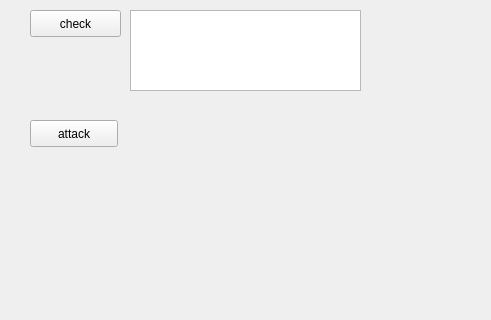
Before: the Qt Designer form mainwindow.ui in kongbiji/Qt_GUI_arp_spoofing_broadcast, drawn with Qt 5; both pictures show x 0 to 491 and y 0 to 320 of the 800 by 600 pixel window.
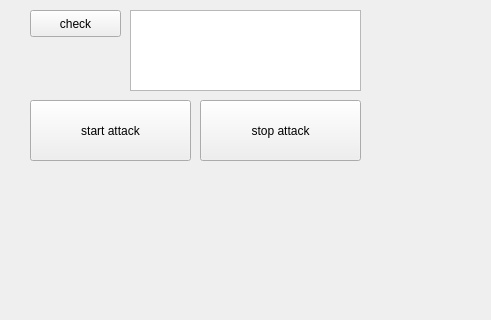
After: the same form once the commit is applied.

```diff
--- a/mainwindow.ui
+++ b/mainwindow.ui
@@ -41,13 +41,26 @@
     <property name="geometry">
      <rect>
       <x>30</x>
-      <y>120</y>
-      <width>88</width>
-      <height>27</height>
+      <y>100</y>
+      <width>161</width>
+      <height>61</height>
      </rect>
     </property>
     <property name="text">
-     <string>attack</string>
+     <string>start attack</string>
+    </property>
+   </widget>
+   <widget class="QPushButton" name="stop_btn">
+    <property name="geometry">
+     <rect>
+      <x>200</x>
+      <y>100</y>
+      <width>161</width>
+      <height>61</height>
+     </rect>
+    </property>
+    <property name="text">
+     <string>stop attack</string>
     </property>
    </widget>
   </widget>
```
